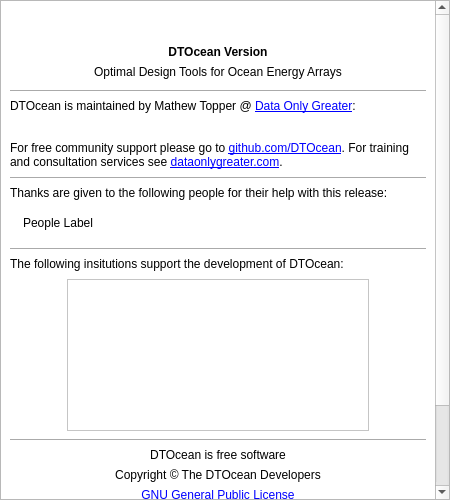
DTOcean/dtocean-app, file designer/low/about.ui: the form before one commit.
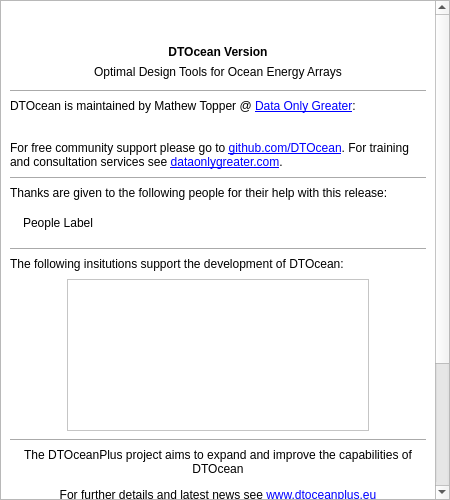
The form after the commit. Icons and pictures are not drawn.

Commit message: Switch branding from old DTOcean style to DTOceanPlus style

```diff
--- a/designer/low/about.ui
+++ b/designer/low/about.ui
@@ -392,6 +392,50 @@
          </property>
         </spacer>
        </item>
+       <item>
+        <widget class="Line" name="line_3">
+         <property name="orientation">
+          <enum>Qt::Horizontal</enum>
+         </property>
+        </widget>
+       </item>
+       <item>
+        <widget class="QLabel" name="DTOceanPlusLabel">
+         <property name="styleSheet">
+          <string notr="true">QMenu::item{
+  background-color: rgb(255, 255, 255);
+  color:  rgb(0, 0, 0);
+ }
+QMenu::item:selected{
+  background-color: rgb(252, 124, 1);
+  color:  rgb(0, 0, 0);
+}</string>
+         </property>
+         <property name="text">
+          <string>&lt;p&gt;The DTOceanPlus project aims to expand and improve the capabilities of DTOcean&lt;p&gt;
+&lt;p&gt; For further details and latest news see &lt;a href='https://www.dtoceanplus.eu'&gt;www.dtoceanplus.eu&lt;/a&gt;</string>
+         </property>
+         <property name="alignment">
+          <set>Qt::AlignCenter</set>
+         </property>
+         <property name="wordWrap">
+          <bool>true</bool>
+         </property>
+        </widget>
+       </item>
+       <item>
+        <spacer name="verticalSpacer_9">
+         <property name="orientation">
+          <enum>Qt::Vertical</enum>
+         </property>
+         <property name="sizeHint" stdset="0">
+          <size>
+           <width>20</width>
+           <height>2</height>
+          </size>
+         </property>
+        </spacer>
+       </item>
        <item>
         <widget class="Line" name="line_4">
          <property name="orientation">
```
Left out of the diff: 5 changed lines with no effect on the pictures. The commit also changes 11 other files.
